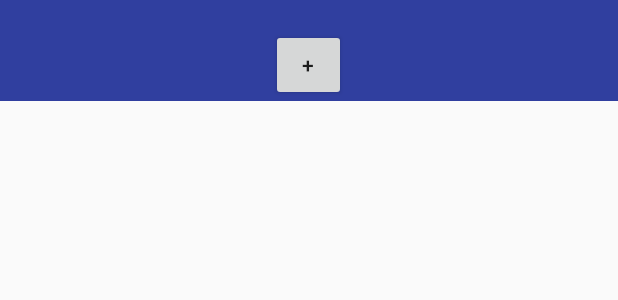
After one commit to obarness/Hackatime, an Android app: the layout word_object.xml on its own in the app's theme, with its tools: preview values and no code run, on a phone screen of 412 x 824 dp. The commit adds this screen. Shown: the top 300 px of the screen. Run offline under Robolectric (Android 15) with nearby library versions, the phone set to English and light mode, and no system bars.

Commit message:
adds WordCard WordGrid classes and changed main

```diff
--- /dev/null
+++ b/androidapp/app/src/main/res/layout/word_object.xml
@@ -0,0 +1,33 @@
+<?xml version="1.0" encoding="utf-8"?>
+<LinearLayout xmlns:android="http://schemas.android.com/apk/res/android"
+    android:orientation="vertical"
+    android:background="@color/colorPrimaryDark"
+    android:layout_width="match_parent"
+    android:layout_height="wrap_content"
+    >
+    <ImageView
+        android:id="@+id/grid_image"
+        android:adjustViewBounds="true"
+        android:layout_width="match_parent"
+        android:layout_height="wrap_content">
+    </ImageView>
+
+    <TextView
+        android:id="@+id/grid_text"
+        android:layout_width="wrap_content"
+        android:layout_height="wrap_content"
+        android:layout_gravity="center"
+        android:textStyle="bold"
+        android:textColor="#FFFFFF">
+    </TextView>
+
+    <Button
+        android:id="@+id/grid_expand"
+        android:layout_width="50dp"
+        android:layout_height="match_parent"
+        android:text="+"
+        android:layout_gravity="center"
+        />
+
+
+</LinearLayout>
--- a/androidapp/app/src/main/res/values/strings.xml
+++ b/androidapp/app/src/main/res/values/strings.xml
@@ -1,4 +1,4 @@
 <resources>
     <string name="app_name">PocketWords</string>
-    <string name="title_activity_main">MainActivity</string>
+    <string name="title_activity_main">PocketWords</string>
 </resources>
```
Also changed, not shown: androidapp/app/src/main/java/com/example/hacktime/pocketwords/MainActivity.java (+56 -15 lines), androidapp/app/src/main/java/com/example/hacktime/pocketwords/WordCard.java (added, +27 -0 lines), androidapp/app/src/main/java/com/example/hacktime/pocketwords/WordGrid.java (added, +53 -0 lines), androidapp/app/src/main/res/layout/activity_main.xml (+8 -25 lines), androidapp/app/src/main/res/layout/content_main.xml (deleted, +0 -11 lines).
